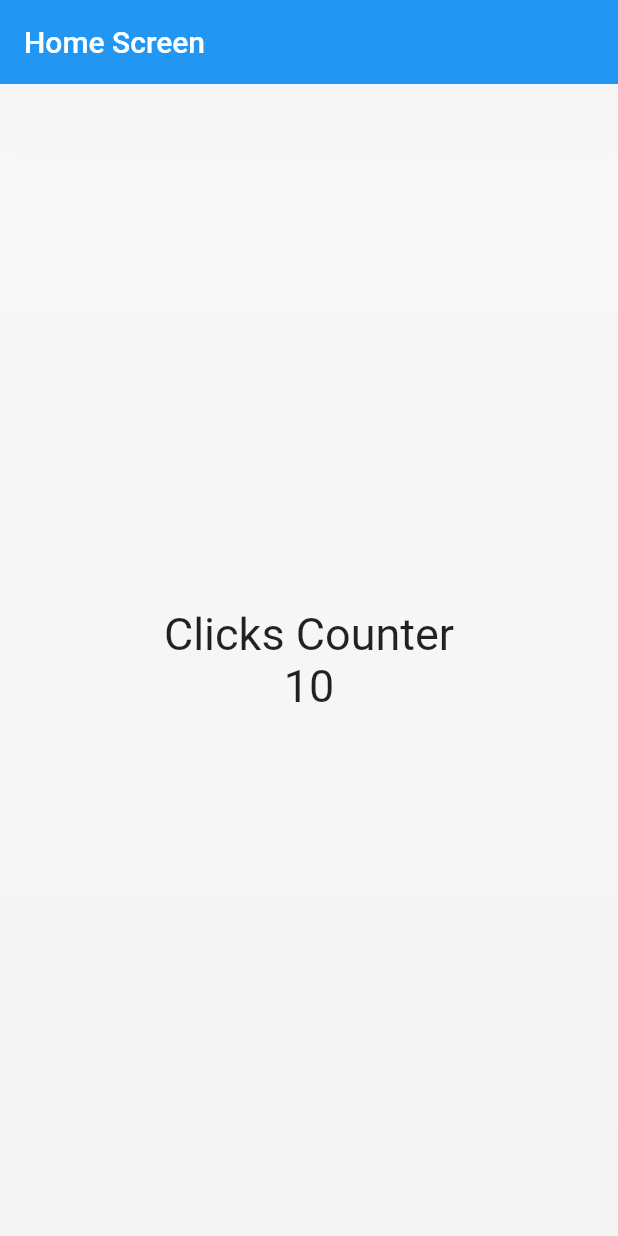
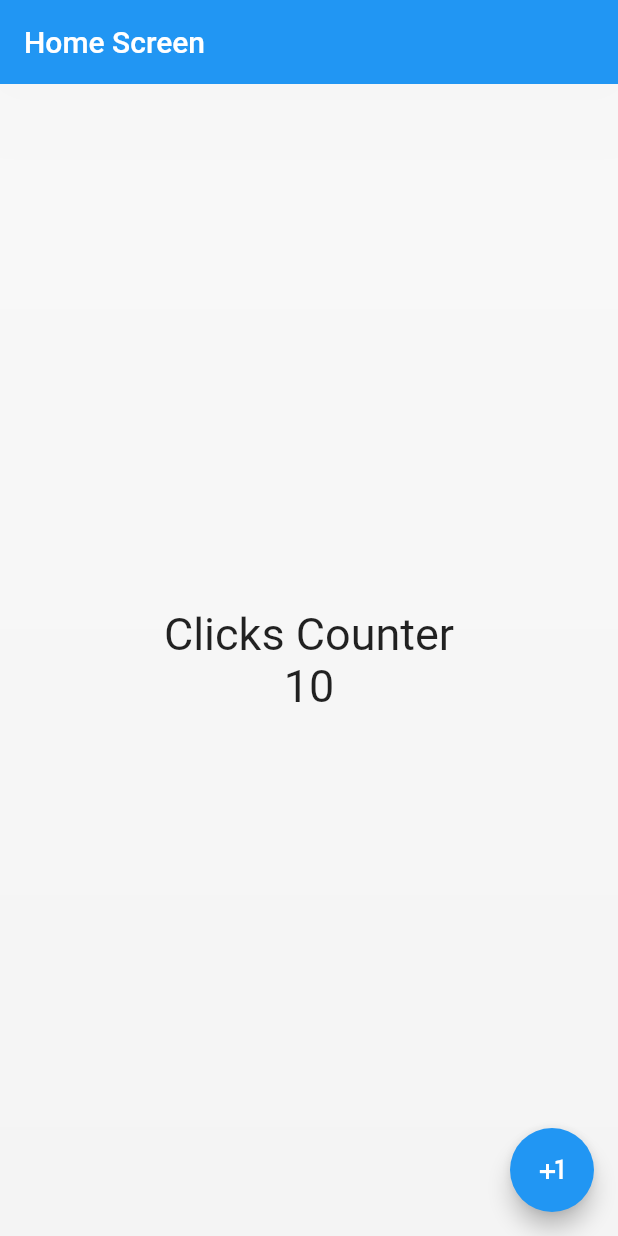
Before and after one commit to Thebobs2598/counter_app, a Flutter app: the screen it shows after launch, on a phone screen of 412 x 824 dp. Run offline on Flutter 3.47's test engine with Material 2 defaults, Android fonts, the phone set to English and light mode, and no system bars.

Commit message:
Creando floatting Button

```diff
--- a/lib/screens/home_screen.dart
+++ b/lib/screens/home_screen.dart
@@ -27,6 +27,13 @@ class HomeScreen extends StatelessWidget {
           ],
         ),
       ),
+      floatingActionButton: FloatingActionButton(
+        onPressed: () {
+          print('hola');
+        },
+        child: const Icon(Icons.plus_one_sharp),
+      ),
+
     );
   }
 }
```
